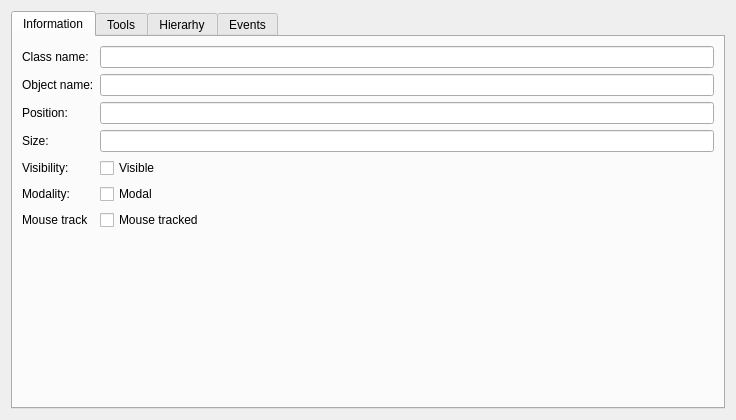
xaoctech/dava.engine, file Sources/Tools/QtTools/SpyWidget/SpyWidget.ui: the form before one commit.
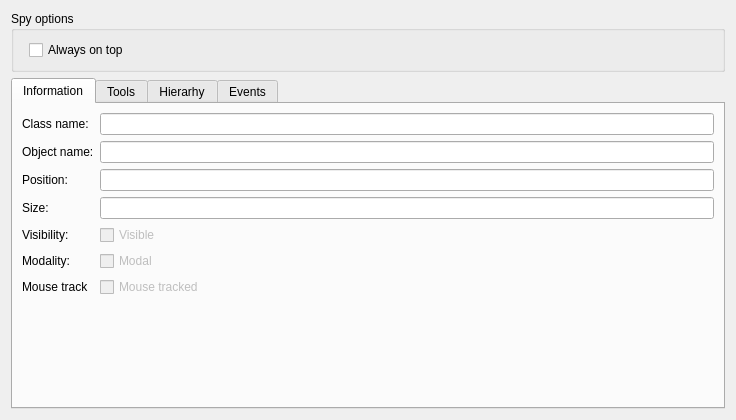
The form after the commit.

The edit to the form file:
```diff
--- a/Sources/Tools/QtTools/SpyWidget/SpyWidget.ui
+++ b/Sources/Tools/QtTools/SpyWidget/SpyWidget.ui
@@ -14,6 +14,29 @@
    <string>Spy QWidget</string>
   </property>
   <layout class="QVBoxLayout" name="verticalLayout_5">
+   <item>
+    <widget class="QGroupBox" name="groupBox">
+     <property name="title">
+      <string>Spy options</string>
+     </property>
+     <layout class="QHBoxLayout" name="horizontalLayout_2">
+      <item>
+       <layout class="QFormLayout" name="formLayout_4">
+        <item row="0" column="1">
+         <widget class="QCheckBox" name="keepOnTop">
+          <property name="text">
+           <string>Always on top</string>
+          </property>
+          <property name="checked">
+           <bool>false</bool>
+          </property>
+         </widget>
+        </item>
+       </layout>
+      </item>
+     </layout>
+    </widget>
+   </item>
    <item>
     <widget class="QTabWidget" name="tabWidget">
      <property name="currentIndex">
@@ -90,13 +113,13 @@
           </widget>
          </item>
          <item row="4" column="1">
-          <widget class="QCheckBox" name="isVisible">
+          <widget class="QCheckBox" name="visibleState">
+           <property name="enabled">
+            <bool>false</bool>
+           </property>
            <property name="text">
             <string>Visible</string>
            </property>
-           <property name="checkable">
-            <bool>false</bool>
-           </property>
           </widget>
          </item>
          <item row="5" column="0">
@@ -107,13 +130,13 @@
           </widget>
          </item>
          <item row="5" column="1">
-          <widget class="QCheckBox" name="isModal">
+          <widget class="QCheckBox" name="modalState">
+           <property name="enabled">
+            <bool>false</bool>
+           </property>
            <property name="text">
             <string>Modal</string>
            </property>
-           <property name="checkable">
-            <bool>false</bool>
-           </property>
           </widget>
          </item>
          <item row="6" column="0">
@@ -124,13 +147,13 @@
           </widget>
          </item>
          <item row="6" column="1">
-          <widget class="QCheckBox" name="mouseTrack">
+          <widget class="QCheckBox" name="mouseTrackState">
+           <property name="enabled">
+            <bool>false</bool>
+           </property>
            <property name="text">
             <string>Mouse tracked</string>
            </property>
-           <property name="checkable">
-            <bool>false</bool>
-           </property>
           </widget>
          </item>
         </layout>
```
Left out of the diff: 4 changed lines with no effect on the pictures.
